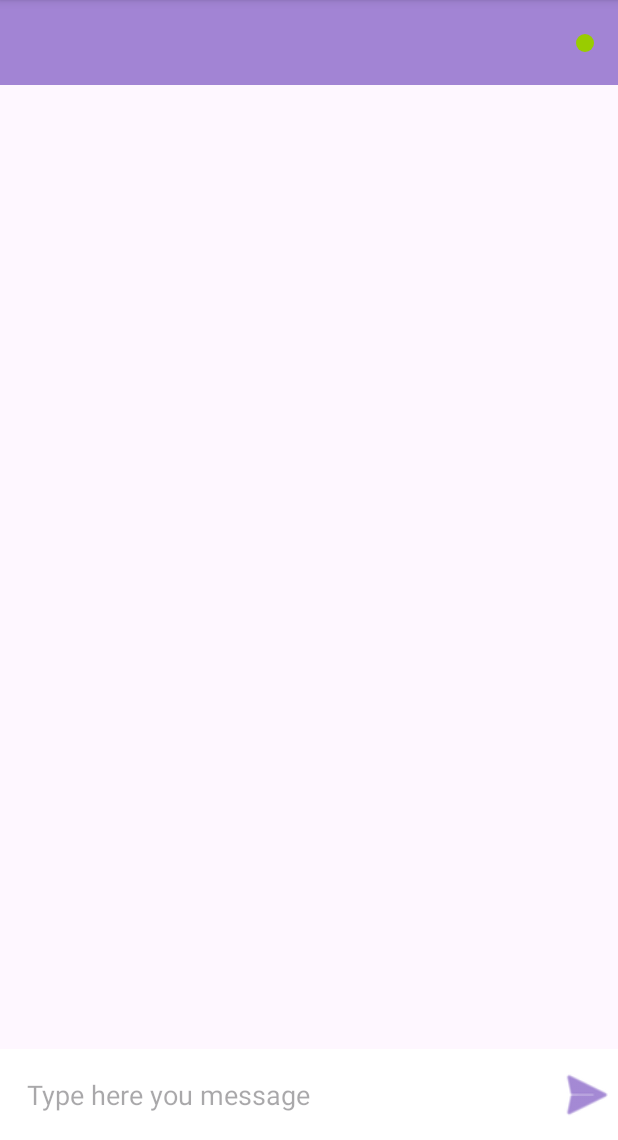
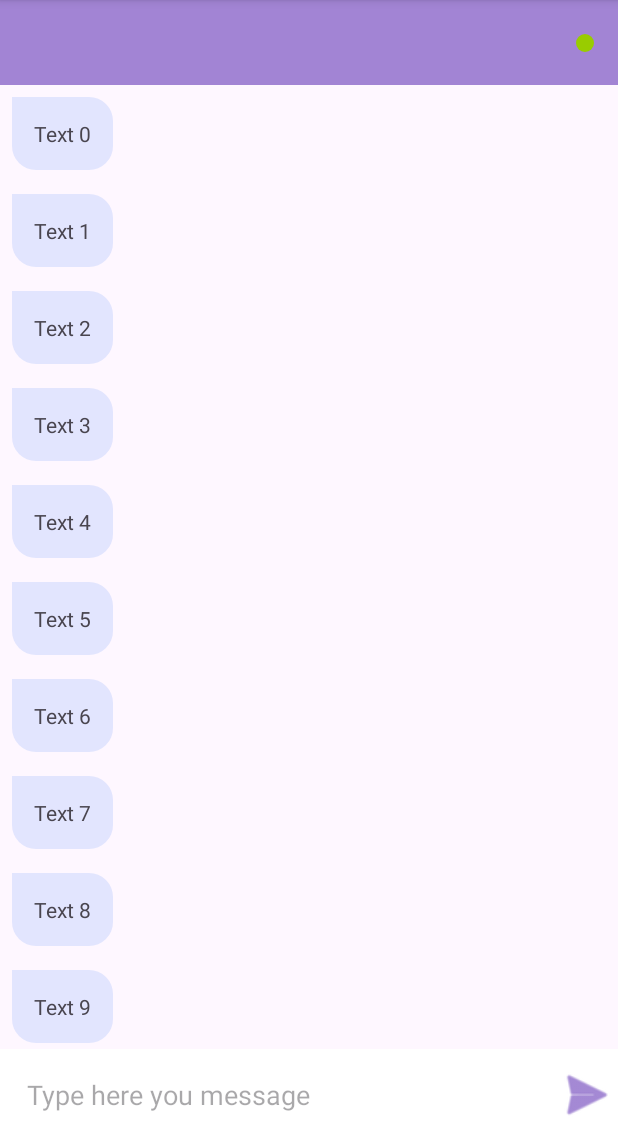
Before and after one commit to khaliuss/AndroidByJavaLessonTrash, an Android app: the ChatActivity screen opened directly, with no data from a screen before it, on a phone screen of 412 x 824 dp, the part 96-1236 px from its top. Run offline under Robolectric (Android 15) with nearby library versions, the light colour scheme and no system bars; 1 statement that could not run was skipped.

Commit message:
ChatActivity added

```diff
--- a/MessengerByFirebase/app/src/main/java/com/example/messengerbyfirebase/ChatActivity.java
+++ b/MessengerByFirebase/app/src/main/java/com/example/messengerbyfirebase/ChatActivity.java
@@ -1,20 +1,84 @@
 package com.example.messengerbyfirebase;
 
+import android.content.Context;
+import android.content.Intent;
 import android.os.Bundle;
+import android.view.View;
+import android.widget.EditText;
+import android.widget.ImageView;
+import android.widget.TextView;
 
-import androidx.activity.EdgeToEdge;
 import androidx.appcompat.app.AppCompatActivity;
-import androidx.core.graphics.Insets;
-import androidx.core.view.ViewCompat;
-import androidx.core.view.WindowInsetsCompat;
+import androidx.recyclerview.widget.RecyclerView;
+
+import java.util.ArrayList;
+import java.util.List;
 
 public class ChatActivity extends AppCompatActivity {
+
+    private static final  String EXTRA_CURRENT_USER_ID = "current_user_id";
+    private static final String EXTRA_OTHER_USER_ID = "other_user_id";
+
+    private TextView textViewTitle;
+    private View onlineStatus;
+
+    private RecyclerView recyclerViewMessages;
+    private EditText editTextMessage;
+    private ImageView imageViewSendMessage;
+    private MessagesAdapter messagesAdapter;
+    private String currentUserId;
+    private String otherUserId;
+
+
 
     @Override
     protected void onCreate(Bundle savedInstanceState) {
         super.onCreate(savedInstanceState);
         setContentView(R.layout.activity_chat);
+        initView();
+        otherUserId = getIntent().getStringExtra(EXTRA_OTHER_USER_ID);
+        currentUserId = getIntent().getStringExtra(EXTRA_CURRENT_USER_ID);
+
+        messagesAdapter = new MessagesAdapter(currentUserId);
+        recyclerViewMessages.setAdapter(messagesAdapter);
+
+        List<Message> messages = new ArrayList<>();
+
+        for (int i = 0; i < 30; i++) {
+            Message message = new Message("Text "+i,
+                    currentUserId,
+                    otherUserId
+            );
+
+            messages.add(message);
+        }
+
+        for (int i = 0; i < 10; i++) {
+            Message message = new Message("Text "+i,
+                    otherUserId,
+                    currentUserId
+            );
+            messages.add(message);
+        }
+        messagesAdapter.setMessages(messages);
 
 
     }
+
+    private void initView() {
+        textViewTitle = findViewById(R.id.textViewTitle);
+        onlineStatus = findViewById(R.id.statusView);
+        recyclerViewMessages = findViewById(R.id.recyclerViewChat);
+        editTextMessage = findViewById(R.id.editTextTyping);
+        imageViewSendMessage = findViewById(R.id.imageViewSendMessage);
+
+    }
+
+
+    public static Intent newIntent(Context context,String currentUserId,String otherUserId){
+        Intent intent = new Intent(context, ChatActivity.class);
+        intent.putExtra(EXTRA_CURRENT_USER_ID,currentUserId);
+        intent.putExtra(EXTRA_OTHER_USER_ID,otherUserId);
+        return intent;
+    }
 }
--- a/MessengerByFirebase/app/src/main/java/com/example/messengerbyfirebase/LogInActivity.java
+++ b/MessengerByFirebase/app/src/main/java/com/example/messengerbyfirebase/LogInActivity.java
@@ -101,7 +101,7 @@ public class LogInActivity extends AppCompatActivity {
             @Override
             public void onChanged(FirebaseUser firebaseUser) {
                 if (firebaseUser != null) {
-                    Intent intent = MainActivity.newIntent(LogInActivity.this);
+                    Intent intent = MainActivity.newIntent(LogInActivity.this,firebaseUser.getUid());
                     startActivity(intent);
                     finish();
                 }
--- /dev/null
+++ b/MessengerByFirebase/app/src/main/java/com/example/messengerbyfirebase/Message.java
@@ -0,0 +1,29 @@
+package com.example.messengerbyfirebase;
+
+public class Message {
+
+    private String text;
+    private String senderId;
+    private String receiverId;
+
+    public Message(String text, String senderText, String receiverId) {
+        this.text = text;
+        this.senderId = senderText;
+        this.receiverId = receiverId;
+    }
+
+    public Message() {
+    }
+
+    public String getText() {
+        return text;
+    }
+
+    public String getSenderId() {
+        return senderId;
+    }
+
+    public String getReceiverId() {
+        return receiverId;
+    }
+}
--- /dev/null
+++ b/MessengerByFirebase/app/src/main/java/com/example/messengerbyfirebase/MessagesAdapter.java
@@ -0,0 +1,81 @@
+package com.example.messengerbyfirebase;
+
+import android.graphics.drawable.Drawable;
+import android.view.LayoutInflater;
+import android.view.View;
+import android.view.ViewGroup;
+import android.widget.TextView;
+
+import androidx.annotation.NonNull;
+import androidx.core.content.ContextCompat;
+import androidx.recyclerview.widget.RecyclerView;
+
+import java.util.ArrayList;
+import java.util.List;
+
+public class MessagesAdapter extends RecyclerView.Adapter<MessagesAdapter.MessageHolder> {
+
+    private List<Message> messages = new ArrayList<>();
+    private String currentUserId;
+
+
+
+    private static final int VIEW_TYPE_MY_MESSAGE  = 100;
+    private static final int VIEW_TYPE_OTHER_MESSAGE  = 101;
+
+    public void setMessages(List<Message> messages) {
+        this.messages = messages;
+        notifyDataSetChanged();
+    }
+
+    public MessagesAdapter(String currentUserId) {
+        this.currentUserId = currentUserId;
+    }
+
+    @NonNull
+    @Override
+    public MessageHolder onCreateViewHolder(@NonNull ViewGroup parent, int viewType) {
+        int layoutResItem;
+        if (viewType == VIEW_TYPE_MY_MESSAGE){
+            layoutResItem = R.layout.my_message_item;
+        }else {
+            layoutResItem = R.layout.other_message_item;
+        }
+        View view = LayoutInflater.from(parent.getContext()).inflate(layoutResItem,parent,false);
+        return new MessageHolder(view);
+    }
+
+    @Override
+    public int getItemViewType(int position) {
+        Message message = messages.get(position);
+
+        if (message.getSenderId().equals(currentUserId)){
+            return VIEW_TYPE_MY_MESSAGE;
+        }else {
+            return  VIEW_TYPE_OTHER_MESSAGE;
+        }
+    }
+
+    @Override
+    public void onBindViewHolder(@NonNull MessageHolder holder, int position) {
+
+        Message message = messages.get(position);
+
+        holder.textMessage.setText(message.getText());
+    }
+
+    @Override
+    public int getItemCount() {
+        return messages.size();
+    }
+
+    static class MessageHolder extends RecyclerView.ViewHolder {
+
+        TextView textMessage;
+        public MessageHolder(@NonNull View itemView) {
+            super(itemView);
+            textMessage = itemView.findViewById(R.id.textViewMessage);
+        }
+    }
+
+}
--- a/MessengerByFirebase/app/src/main/java/com/example/messengerbyfirebase/RegistrationActivity.java
+++ b/MessengerByFirebase/app/src/main/java/com/example/messengerbyfirebase/RegistrationActivity.java
@@ -66,7 +66,7 @@ public class RegistrationActivity extends AppCompatActivity {
             @Override
             public void onChanged(FirebaseUser firebaseUser) {
                 if (firebaseUser != null){
-                    Intent intent = MainActivity.newIntent(RegistrationActivity.this);
+                    Intent intent = MainActivity.newIntent(RegistrationActivity.this,firebaseUser.getUid());
                     startActivity(intent);
                     finish();
                 }
--- a/MessengerByFirebase/app/src/main/res/drawable/my_message_background.xml
+++ b/MessengerByFirebase/app/src/main/res/drawable/my_message_background.xml
@@ -3,6 +3,6 @@
     android:shape="rectangle">
 
     <solid android:color="#2200FF00"/>
-    <corners android:radius="16dp" android:topRightRadius="0dp"/>
+    <corners android:radius="16dp" android:bottomRightRadius="0dp"/>
     <padding android:bottom="15dp" android:top="15dp" android:left="15dp" android:right="15dp"/>
 </shape>
--- a/MessengerByFirebase/app/src/main/res/drawable/other_message_background.xml
+++ b/MessengerByFirebase/app/src/main/res/drawable/other_message_background.xml
@@ -3,7 +3,7 @@
     android:shape="rectangle">
 
     <solid android:color="#223072F4"/>
-    <corners android:radius="16dp" android:bottomLeftRadius="0dp"/>
+    <corners android:radius="16dp" android:topLeftRadius="0dp"/>
     <padding android:top="15dp" android:bottom="15dp" android:right="15dp" android:left="15dp"/>
 
 </shape>
--- a/MessengerByFirebase/app/src/main/res/layout/activity_chat.xml
+++ b/MessengerByFirebase/app/src/main/res/layout/activity_chat.xml
@@ -30,15 +30,16 @@
         android:background="@drawable/circle_green"/>
 
     <androidx.recyclerview.widget.RecyclerView
-        android:id="@+id/recyclerView"
+        android:id="@+id/recyclerViewChat"
+        app:layoutManager="androidx.recyclerview.widget.LinearLayoutManager"
         android:layout_width="match_parent"
         android:layout_height="0dp"
-        app:layout_constraintBottom_toTopOf="@+id/editText"
+        app:layout_constraintBottom_toTopOf="@+id/editTextTyping"
         app:layout_constraintTop_toBottomOf="@id/textViewTitle"
         tools:listitem="@layout/my_message_item" />
 
     <EditText
-        android:id="@+id/editText"
+        android:id="@+id/editTextTyping"
         android:layout_width="match_parent"
         android:layout_height="wrap_content"
         app:layout_constraintBottom_toBottomOf="parent"
@@ -47,14 +48,15 @@
         android:padding="18dp" />
 
     <ImageView
+        android:id="@+id/imageViewSendMessage"
         android:layout_width="42dp"
         android:layout_height="42dp"
         android:src="@android:drawable/ic_menu_send"
         app:tint="#673AB7"
         android:inputType = "textMultiLine"
-        app:layout_constraintBottom_toBottomOf="@id/editText"
-        app:layout_constraintEnd_toEndOf="@id/editText"
-        app:layout_constraintTop_toTopOf="@id/editText"/>
+        app:layout_constraintBottom_toBottomOf="@id/editTextTyping"
+        app:layout_constraintEnd_toEndOf="@id/editTextTyping"
+        app:layout_constraintTop_toTopOf="@id/editTextTyping"/>
 
 
 </androidx.constraintlayout.widget.ConstraintLayout>
--- a/MessengerByFirebase/app/src/main/res/layout/activity_fogot.xml
+++ b/MessengerByFirebase/app/src/main/res/layout/activity_fogot.xml
@@ -2,7 +2,7 @@
 <androidx.constraintlayout.widget.ConstraintLayout xmlns:android="http://schemas.android.com/apk/res/android"
     xmlns:app="http://schemas.android.com/apk/res-auto"
     xmlns:tools="http://schemas.android.com/tools"
-    android:id="@+id/recyclerView"
+    android:id="@+id/recyclerViewMessage"
     android:layout_width="match_parent"
     android:layout_height="match_parent"
     tools:context=".ForgotActivity">
--- a/MessengerByFirebase/app/src/main/res/layout/activity_log_in.xml
+++ b/MessengerByFirebase/app/src/main/res/layout/activity_log_in.xml
@@ -2,7 +2,7 @@
 <androidx.constraintlayout.widget.ConstraintLayout xmlns:android="http://schemas.android.com/apk/res/android"
     xmlns:app="http://schemas.android.com/apk/res-auto"
     xmlns:tools="http://schemas.android.com/tools"
-    android:id="@+id/recyclerView"
+    android:id="@+id/recyclerViewMessage"
     android:layout_width="match_parent"
     android:layout_height="match_parent"
     tools:context=".LogInActivity">
--- a/MessengerByFirebase/app/src/main/res/layout/activity_main.xml
+++ b/MessengerByFirebase/app/src/main/res/layout/activity_main.xml
@@ -2,7 +2,7 @@
 <androidx.recyclerview.widget.RecyclerView xmlns:android="http://schemas.android.com/apk/res/android"
     xmlns:app="http://schemas.android.com/apk/res-auto"
     xmlns:tools="http://schemas.android.com/tools"
-    android:id="@+id/recyclerView"
+    android:id="@+id/recyclerViewMessage"
     android:layout_width="match_parent"
     android:layout_height="match_parent"
     android:padding="8dp"
--- a/MessengerByFirebase/app/src/main/res/layout/activity_registration.xml
+++ b/MessengerByFirebase/app/src/main/res/layout/activity_registration.xml
@@ -2,7 +2,7 @@
 <androidx.constraintlayout.widget.ConstraintLayout xmlns:android="http://schemas.android.com/apk/res/android"
     xmlns:app="http://schemas.android.com/apk/res-auto"
     xmlns:tools="http://schemas.android.com/tools"
-    android:id="@+id/recyclerView"
+    android:id="@+id/recyclerViewMessage"
     android:layout_width="match_parent"
     android:layout_height="match_parent"
     tools:context=".RegistrationActivity">
--- a/MessengerByFirebase/app/src/main/res/layout/my_message_item.xml
+++ b/MessengerByFirebase/app/src/main/res/layout/my_message_item.xml
@@ -1,7 +1,7 @@
 <?xml version="1.0" encoding="utf-8"?>
 <androidx.constraintlayout.widget.ConstraintLayout xmlns:android="http://schemas.android.com/apk/res/android"
     android:layout_width="match_parent"
-    android:layout_height="match_parent"
+    android:layout_height="wrap_content"
     xmlns:app="http://schemas.android.com/apk/res-auto"
     xmlns:tools="http://schemas.android.com/tools"
     android:padding="8dp">
--- a/MessengerByFirebase/app/src/main/res/layout/other_message_item.xml
+++ b/MessengerByFirebase/app/src/main/res/layout/other_message_item.xml
@@ -1,7 +1,7 @@
 <?xml version="1.0" encoding="utf-8"?>
 <androidx.constraintlayout.widget.ConstraintLayout xmlns:android="http://schemas.android.com/apk/res/android"
     android:layout_width="match_parent"
-    android:layout_height="match_parent"
+    android:layout_height="wrap_content"
     xmlns:app="http://schemas.android.com/apk/res-auto"
     xmlns:tools="http://schemas.android.com/tools"
     android:padding="8dp">
```
Also changed, not shown: MessengerByFirebase/app/src/main/java/com/example/messengerbyfirebase/MainActivity.java (+11 -11 lines).
